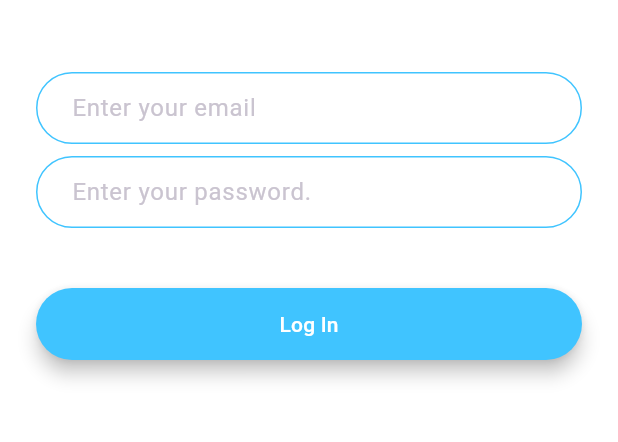
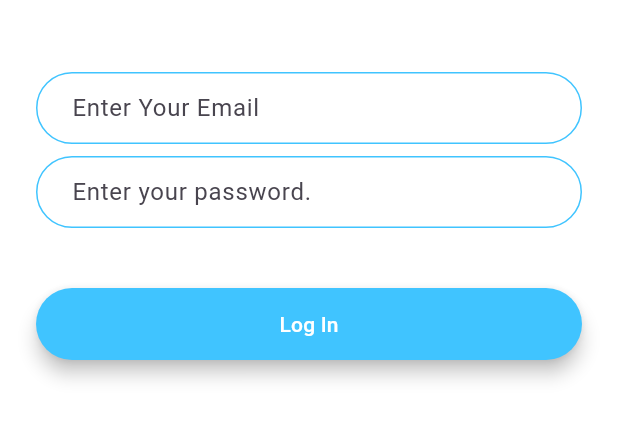
Before and after one commit to parksangryong/Flutter_Flash_Chat, a Flutter app: the screen it shows after launch, after a tap on "Log In", on a phone screen of 412 x 824 dp, the part 576-1018 px from its top. Run offline on Flutter 3.47's test engine with Material 3 defaults, Android fonts, the phone set to English and light mode, and no system bars; our stand-ins replace animated_text_kit.

Commit message:
코드 최적화

```diff
--- a/lib/components/long_button.dart
+++ b/lib/components/long_button.dart
@@ -22,6 +22,9 @@ class LongButton extends StatelessWidget{
           height: 42.0,
           child: Text(
             buttonName,
+            style: const TextStyle(
+              color: Colors.white
+            ),
           ),
         ),
       ),
--- a/lib/constants.dart
+++ b/lib/constants.dart
@@ -17,3 +17,22 @@ const kMessageContainerDecoration = BoxDecoration(
     top: BorderSide(color: Colors.lightBlueAccent, width: 2.0),
   ),
 );
+
+const kLoginTextInputDecoration = InputDecoration(
+  hintText: 'Enter your password.',
+  contentPadding:
+  EdgeInsets.symmetric(vertical: 10.0, horizontal: 20.0),
+  border: OutlineInputBorder(
+    borderRadius: BorderRadius.all(Radius.circular(32.0)),
+  ),
+  enabledBorder: OutlineInputBorder(
+    borderSide:
+    BorderSide(color: Colors.lightBlueAccent, width: 1.0),
+    borderRadius: BorderRadius.all(Radius.circular(32.0)),
+  ),
+  focusedBorder: OutlineInputBorder(
+    borderSide:
+    BorderSide(color: Colors.lightBlueAccent, width: 2.0),
+    borderRadius: BorderRadius.all(Radius.circular(32.0)),
+  ),
+);
--- a/lib/main.dart
+++ b/lib/main.dart
@@ -12,17 +12,12 @@ class FlashChat extends StatelessWidget {
   @override
   Widget build(BuildContext context) {
     return MaterialApp(
-      theme: ThemeData.dark().copyWith(
-        textTheme:const TextTheme(
-          bodyMedium:  TextStyle(color: Colors.black54),
-        ),
-      ),
       initialRoute: WelcomeScreen.id,
       routes: {
-        WelcomeScreen.id : (context) => WelcomeScreen(),
-        ChatScreen.id : (context) => ChatScreen(),
-        LoginScreen.id : (context) => LoginScreen(),
-        RegistrationScreen.id : (context) => RegistrationScreen()
+        WelcomeScreen.id : (context) => const WelcomeScreen(),
+        ChatScreen.id : (context) =>const ChatScreen(),
+        LoginScreen.id : (context) =>const LoginScreen(),
+        RegistrationScreen.id : (context) =>const RegistrationScreen()
       },
     );
   }
--- a/lib/screens/login_screen.dart
+++ b/lib/screens/login_screen.dart
@@ -1,4 +1,7 @@
+import 'package:flash_chat/components/long_button.dart';
 import 'package:flutter/material.dart';
+
+import '../constants.dart';
 
 class LoginScreen extends StatefulWidget {
   static String id = 'login_screen';
@@ -15,7 +18,7 @@ class _LoginScreenState extends State<LoginScreen> {
     return Scaffold(
       backgroundColor: Colors.white,
       body: Padding(
-        padding: EdgeInsets.symmetric(horizontal: 24.0),
+        padding: const EdgeInsets.symmetric(horizontal: 24.0),
         child: Column(
           mainAxisAlignment: MainAxisAlignment.center,
           crossAxisAlignment: CrossAxisAlignment.stretch,
@@ -31,75 +34,23 @@ class _LoginScreenState extends State<LoginScreen> {
               height: 48.0,
             ),
             TextField(
-              onChanged: (value) {
-                //Do something with the user input.
-              },
-              decoration: InputDecoration(
-                hintText: 'Enter your email',
-                contentPadding:
-                    EdgeInsets.symmetric(vertical: 10.0, horizontal: 20.0),
-                border: OutlineInputBorder(
-                  borderRadius: BorderRadius.all(Radius.circular(32.0)),
-                ),
-                enabledBorder: OutlineInputBorder(
-                  borderSide:
-                      BorderSide(color: Colors.lightBlueAccent, width: 1.0),
-                  borderRadius: BorderRadius.all(Radius.circular(32.0)),
-                ),
-                focusedBorder: OutlineInputBorder(
-                  borderSide:
-                      BorderSide(color: Colors.lightBlueAccent, width: 2.0),
-                  borderRadius: BorderRadius.all(Radius.circular(32.0)),
-                ),
-              ),
-            ),
-            SizedBox(
+                onChanged: (value) {
+                },
+                decoration: kLoginTextInputDecoration.copyWith(hintText: "Enter Your Email")),
+            const SizedBox(
               height: 8.0,
             ),
             TextField(
-              onChanged: (value) {
-                //Do something with the user input.
-              },
-              decoration: InputDecoration(
-                hintText: 'Enter your password.',
-                contentPadding:
-                    EdgeInsets.symmetric(vertical: 10.0, horizontal: 20.0),
-                border: OutlineInputBorder(
-                  borderRadius: BorderRadius.all(Radius.circular(32.0)),
-                ),
-                enabledBorder: OutlineInputBorder(
-                  borderSide:
-                      BorderSide(color: Colors.lightBlueAccent, width: 1.0),
-                  borderRadius: BorderRadius.all(Radius.circular(32.0)),
-                ),
-                focusedBorder: OutlineInputBorder(
-                  borderSide:
-                      BorderSide(color: Colors.lightBlueAccent, width: 2.0),
-                  borderRadius: BorderRadius.all(Radius.circular(32.0)),
-                ),
-              ),
-            ),
-            SizedBox(
+                onChanged: (value) {
+                },
+                decoration: kLoginTextInputDecoration),
+            const SizedBox(
               height: 24.0,
             ),
-            Padding(
-              padding: EdgeInsets.symmetric(vertical: 16.0),
-              child: Material(
-                color: Colors.lightBlueAccent,
-                borderRadius: BorderRadius.all(Radius.circular(30.0)),
-                elevation: 5.0,
-                child: MaterialButton(
-                  onPressed: () {
-                    //Implement login functionality.
-                  },
-                  minWidth: 200.0,
-                  height: 42.0,
-                  child: Text(
-                    'Log In',
-                  ),
-                ),
-              ),
-            ),
+            LongButton(
+                screenName: () {},
+                buttonName: 'Log In',
+                color: Colors.lightBlueAccent)
           ],
         ),
       ),
```
